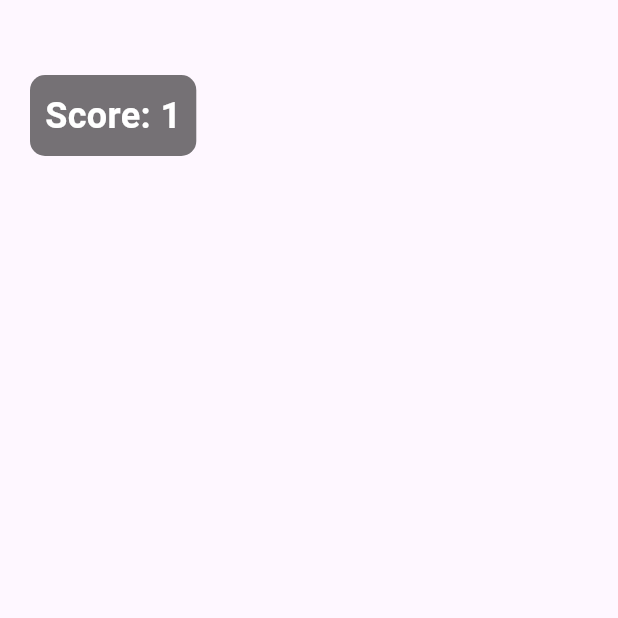
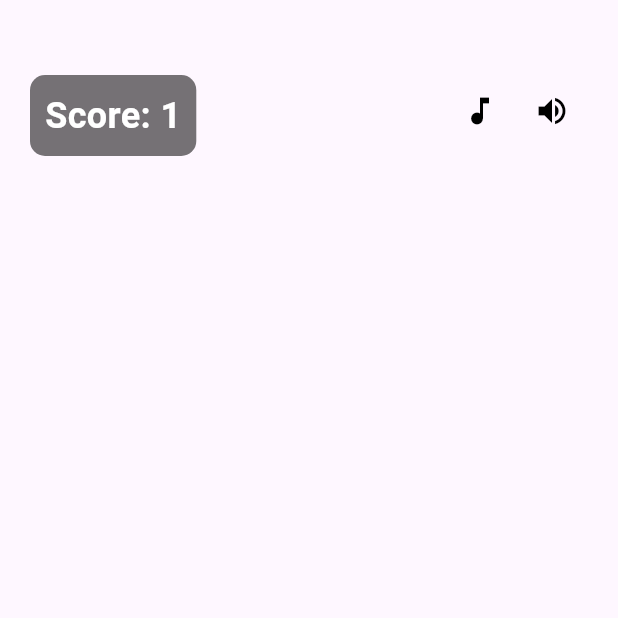
Before and after one commit to IlhamMaulana13/MembuatGame---Week1, a Flutter app: the screen it shows after launch, on a phone screen of 412 x 824 dp, the top half of it. Run offline on Flutter 3.47's test engine with Material 3 defaults, Android fonts, the light colour scheme and no system bars.

Commit message:
Menmbah Icon

```diff
--- a/lib/main.dart
+++ b/lib/main.dart
@@ -50,6 +50,23 @@ class _GameScreenState extends State<GameScreen> {
               ),
             ),
           ),
+
+          Positioned(
+            top: 50,
+            right: 20,
+            child: Row(
+              children: [
+                IconButton(
+                  icon: const Icon(Icons.music_note, color: Colors.black),
+                  onPressed: () {},
+                ),
+                IconButton(
+                  icon: const Icon(Icons.volume_up, color: Colors.black),
+                  onPressed: () {},
+                ),
+              ],
+            ),
+          ),
         ],
       ),
     );
```
